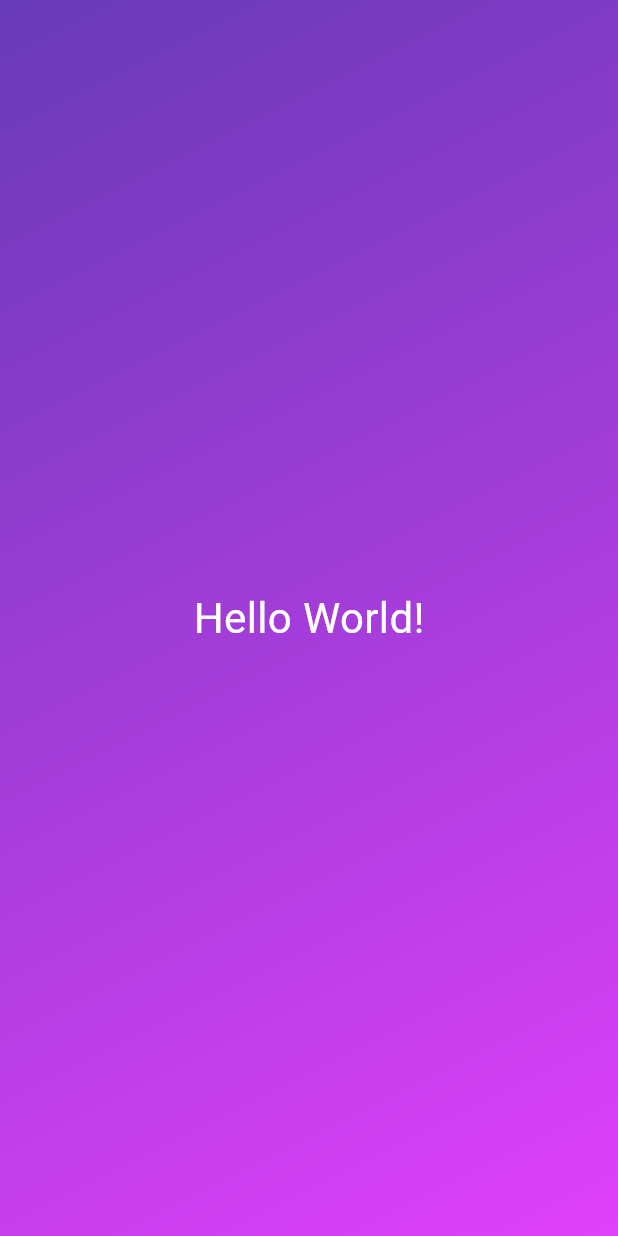
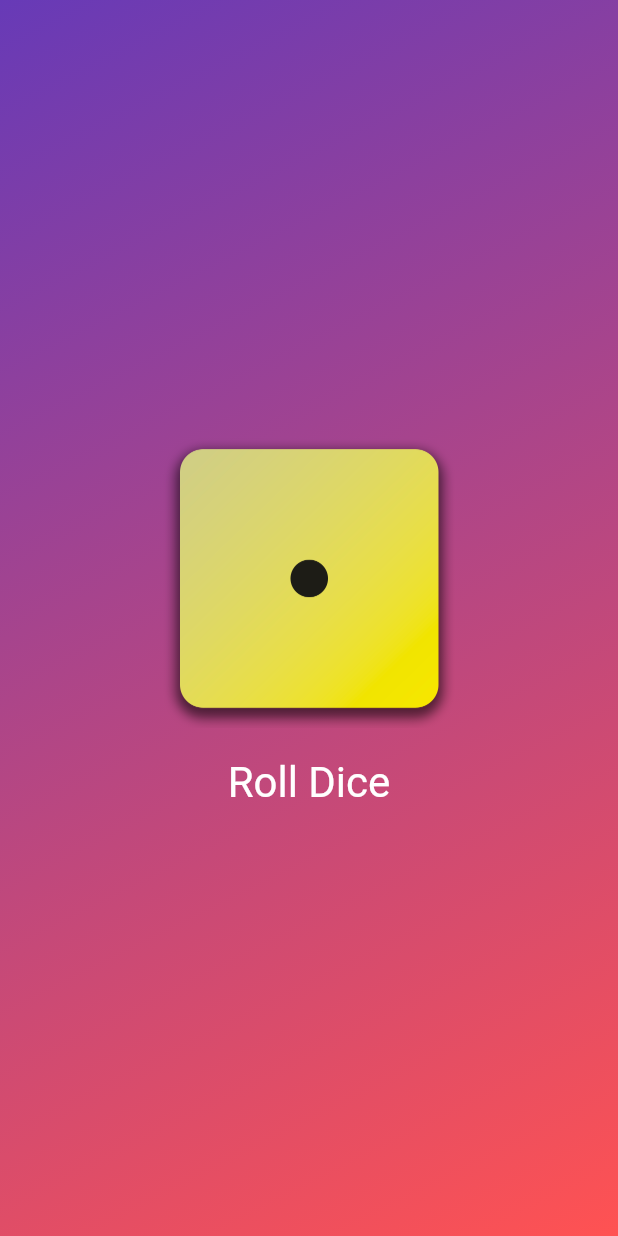
Before and after one commit to StefanAgrigoTagonsoft/Flutter, a Flutter app: the screen it shows after launch, on a phone screen of 412 x 824 dp. Run offline on Flutter 3.47's test engine with Material 3 defaults, Android fonts, the phone set to English and light mode, and no system bars.

Commit message:
final roll dice

```diff
--- /dev/null
+++ b/lib/dice_roller.dart
@@ -0,0 +1,48 @@
+import 'package:flutter/material.dart';
+import 'dart:math';
+
+class DiceRoller extends StatefulWidget {
+  const DiceRoller({super.key});
+
+  @override
+  State<DiceRoller> createState() {
+    return _DiceRollerState();
+  }
+}
+
+class _DiceRollerState extends State<DiceRoller> {
+  var activeDiceImage = 'assets/images/dice-1.png';
+
+  void rollDice() {
+    var diceRoll = Random().nextInt(6) + 1; // 0<>6
+    setState(() {
+      activeDiceImage = 'assets/images/dice-$diceRoll.png';
+    });
+  }
+
+  @override
+  Widget build(context) {
+    return Column(
+      mainAxisSize: MainAxisSize.min,
+      children: [
+        Image.asset(
+          activeDiceImage,
+          width: 200,
+        ),
+        TextButton(
+          onPressed: rollDice,
+          style: TextButton.styleFrom(
+            padding: const EdgeInsets.only(
+              top: 20,
+            ),
+            foregroundColor: Colors.white,
+            textStyle: const TextStyle(
+              fontSize: 28,
+            ),
+          ),
+          child: const Text('Roll Dice'),
+        )
+      ],
+    );
+  }
+}
--- a/lib/gradient_container.dart
+++ b/lib/gradient_container.dart
@@ -1,28 +1,64 @@
 import 'package:flutter/material.dart';
-import 'package:roll_dice/styled_text.dart';
+import 'package:roll_dice/dice_roller.dart';
 
+// import 'package:roll_dice/styled_text.dart';
+// import 'package:roll_dice/styled_text.dart';
+
+const startAlignment = Alignment.topLeft;
+const endAlignment = Alignment.bottomRight;
+
+//COLORS AS ARGUMENTS
 class GradientContainer extends StatelessWidget {
-  const GradientContainer({key})
-      : super(key: key); // or you can just ({super.key})
-  // initialization work
-  //add some comment text;
+  const GradientContainer(this.color1, this.color2, {super.key});
+
+  const GradientContainer.purple({super.key})
+      : color1 = Colors.deepPurple,
+        color2 = Colors.orangeAccent;
+
+  final Color color1;
+  final Color color2;
 
   @override
   Widget build(context) {
     return Container(
-      decoration: const BoxDecoration(
+      decoration: BoxDecoration(
         gradient: LinearGradient(
-          colors: [
-            Colors.deepPurple,
-            Colors.purpleAccent,
-          ],
-          begin: Alignment.topLeft,
-          end: Alignment.bottomRight,
+          colors: [color1, color2],
+          begin: startAlignment,
+          end: endAlignment,
         ),
       ),
-      child: const Center(
-        child: StyledText(),
+      child: Center(
+        // child: StyledText('My first app'),
+        child: DiceRoller(),
       ),
     );
   }
 }
+
+
+
+//LIST COLORS
+// class GradientContainer extends StatelessWidget {
+//   const GradientContainer(this.colors,
+//       {super.key}); // or you can just ({super.key})
+  // initialization work
+  //add some comment text;
+
+  // final List<Color> colors;
+  // @override
+  // Widget build(context) {
+  //   return Container(
+  //     decoration: BoxDecoration(
+  //       gradient: LinearGradient(
+  //         colors: colors,
+  //         begin: startAlignment,
+  //         end: endAlignment,
+  //       ),
+  //     ),
+  //     child: const Center(
+  //       child: StyledText('MyFirstApp'),
+  //     ),
+  //   );
+  // }
+// }
--- a/lib/main.dart
+++ b/lib/main.dart
@@ -5,7 +5,10 @@ void main() {
   runApp(
     const MaterialApp(
       home: Scaffold(
-        body: GradientContainer(),
+        body: GradientContainer(
+          Colors.deepPurple,
+          Colors.redAccent,
+        ),
       ),
     ),
   );
--- a/lib/styled_text.dart
+++ b/lib/styled_text.dart
@@ -1,13 +1,15 @@
 import 'package:flutter/material.dart';
 
 class StyledText extends StatelessWidget {
-  const StyledText({super.key});
+  const StyledText(this.outputText, {super.key});
+
+  final String outputText;
 
   @override
   Widget build(context) {
-    return const Text(
-      'Hello World!',
-      style: TextStyle(color: Colors.white, fontSize: 28),
+    return Text(
+      outputText,
+      style: const TextStyle(color: Colors.white, fontSize: 28),
     );
   }
 }
```
Also changed, not shown: pubspec.yaml (+8 -3 lines), assets/images/dice-1.png (added), assets/images/dice-2.png (added), assets/images/dice-3.png (added), assets/images/dice-4.png (added), assets/images/dice-5.png (added), assets/images/dice-6.png (added).
